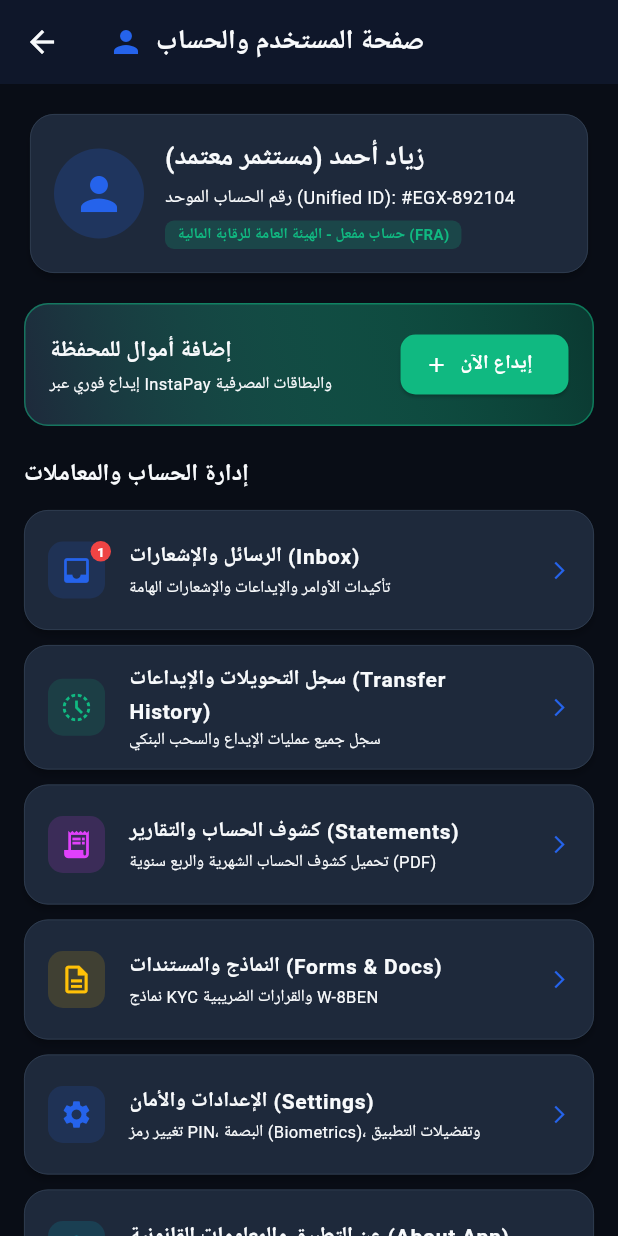
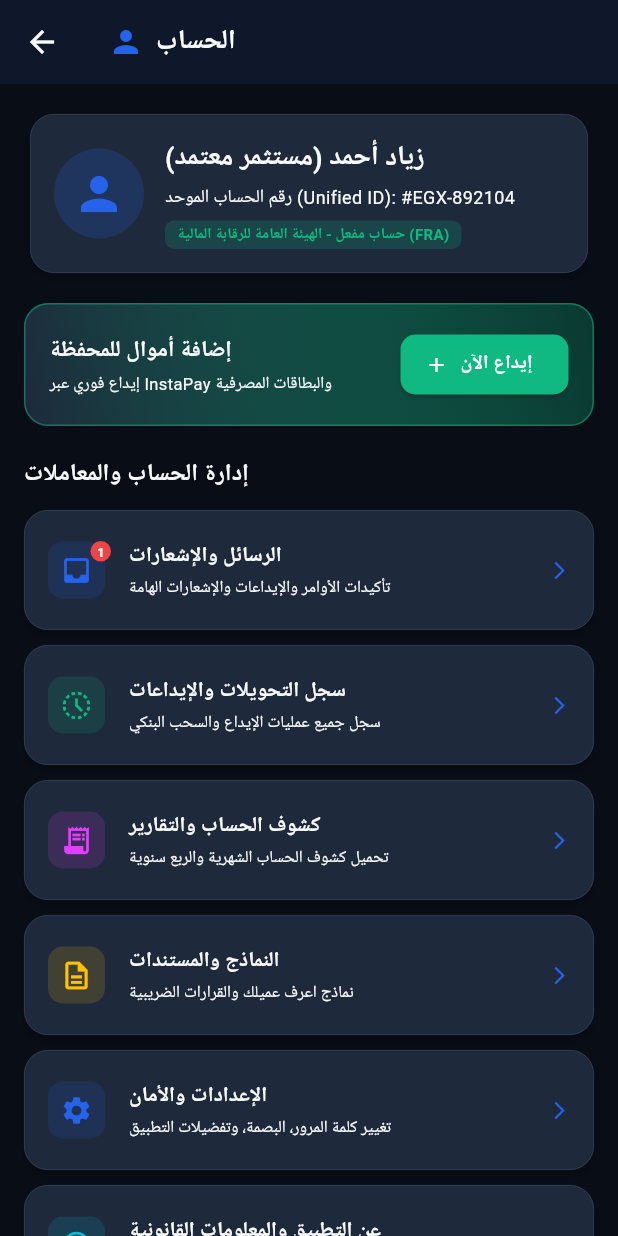
Before and after one commit to ziad-helmy1234/alamalka, a Flutter app: the ProfileScreen screen opened directly, on a phone screen of 412 x 824 dp. Run offline on Flutter 3.47's test engine with Material 3 defaults, Android fonts, the phone set to English and light mode, and no system bars.

Commit message:
Enforce strictly pure Arabic / English strings across profile and settings without mixed parenthetical tags

```diff
--- a/lib/theme/app_language.dart
+++ b/lib/theme/app_language.dart
@@ -43,18 +43,34 @@ class AppStrings {
   static String get editOrder => AppLanguage.isArabic ? 'تعديل الأمر' : 'Edit Order';
   static String get saveChanges => AppLanguage.isArabic ? 'حفظ التعديلات' : 'Save Changes';
 
-  // Settings
+  // Settings & Profile
+  static String get accountManagement => AppLanguage.isArabic ? 'إدارة الحساب والمعاملات' : 'Account & Transaction Management';
+  static String get inboxTitle => AppLanguage.isArabic ? 'الرسائل والإشعارات' : 'Inbox & Notifications';
+  static String get inboxSubtitle => AppLanguage.isArabic ? 'تأكيدات الأوامر والإيداعات والإشعارات الهامة' : 'Order confirmations, deposits & notices';
+  static String get transferHistoryTitle => AppLanguage.isArabic ? 'سجل التحويلات والإيداعات' : 'Transfer & Deposit History';
+  static String get transferHistorySubtitle => AppLanguage.isArabic ? 'سجل جميع عمليات الإيداع والسحب البنكي' : 'All bank deposit and withdrawal history';
+  static String get statementsTitle => AppLanguage.isArabic ? 'كشوف الحساب والتقارير' : 'Account Statements & Reports';
+  static String get statementsSubtitle => AppLanguage.isArabic ? 'تحميل كشوف الحساب الشهرية والربع سنوية' : 'Download monthly and quarterly PDF statements';
+  static String get formsTitle => AppLanguage.isArabic ? 'النماذج والمستندات' : 'Forms & Documents';
+  static String get formsSubtitle => AppLanguage.isArabic ? 'نماذج اعرف عميلك والقرارات الضريبية' : 'KYC forms & W-8BEN tax declarations';
   static String get settingsTitle => AppLanguage.isArabic ? 'الإعدادات والأمان' : 'Settings & Security';
+  static String get settingsSubtitle => AppLanguage.isArabic ? 'تغيير كلمة المرور، البصمة، وتفضيلات التطبيق' : 'Change password, biometrics & app preferences';
+  static String get aboutAppTitle => AppLanguage.isArabic ? 'عن التطبيق والمعلومات القانونية' : 'About App & Legal Info';
+  static String get aboutAppSubtitle => AppLanguage.isArabic ? 'تراخيص الهيئة العامة للرقابة المالية والشروط' : 'FRA licenses, terms & regulatory disclosures';
+
+  // Settings Items
   static String get appLanguageLabel => AppLanguage.isArabic ? 'لغة التطبيق' : 'App Language';
-  static String get appLanguageSubtitle => AppLanguage.isArabic ? 'التبديل بين العربية والإنجليزية' : 'Switch between Arabic and English';
+  static String get appLanguageSubtitle => AppLanguage.isArabic ? 'التبديل بين اللغة العربية والإنجليزي' : 'Switch between Arabic and English';
   static String get lightModeLabel => AppLanguage.isArabic ? 'الوضع الفاتح' : 'Light Mode';
   static String get lightModeSubtitle => AppLanguage.isArabic ? 'التبديل بين الثيم الداكن والفاتح للتطبيق' : 'Switch between Dark and Light Theme';
-  static String get biometricsLabel => AppLanguage.isArabic ? 'التسجيل بالبصمة / Face ID' : 'Biometrics / Face ID';
+  static String get biometricsLabel => AppLanguage.isArabic ? 'التسجيل بالبصمة' : 'Biometrics / Face ID';
   static String get notificationsLabel => AppLanguage.isArabic ? 'إشعارات تنفيذ الأوامر اللحظية' : 'Real-time Notifications';
   static String get changePasswordLabel => AppLanguage.isArabic ? 'تغيير كلمة المرور' : 'Change Password';
 
   // Portfolio
   static String get portfolioTitle => AppLanguage.isArabic ? 'المحفظة الاستثمارية والأرباح' : 'Portfolio & Profits';
+  static String get egpPortfolioTab => AppLanguage.isArabic ? 'محفظة الجنيه المصري' : 'EGP Portfolio';
+  static String get usdPortfolioTab => AppLanguage.isArabic ? 'محفظة الدولار الأمريكي' : 'USD Portfolio';
   static String get totalValuation => AppLanguage.isArabic ? 'إجمالي قيمة المحفظة' : 'Total Portfolio Value';
   static String get buyingPower => AppLanguage.isArabic ? 'القوة الشرائية المتاحة' : 'Available Buying Power';
   static String get cashBalance => AppLanguage.isArabic ? 'الرصيد النقدي المتاح' : 'Available Cash Balance';
--- a/lib/views/profile_screen.dart
+++ b/lib/views/profile_screen.dart
@@ -18,13 +18,16 @@ class _ProfileScreenState extends State<ProfileScreen> {
   Widget build(BuildContext context) {
     final egpBalance = _stockService.getPortfolioSummary().egpTotalValue;
 
+    return ValueListenableBuilder<Locale>(
+      valueListenable: AppLanguage.localeNotifier,
+      builder: (context, locale, _) {
         return Scaffold(
           appBar: AppBar(
-        title: const Row(
+            title: Row(
               children: [
-            Icon(Icons.person, color: AppColors.accentBlue),
-            SizedBox(width: 8),
-            Text('صفحة المستخدم والحساب'),
+                const Icon(Icons.person, color: AppColors.accentBlue),
+                const SizedBox(width: 8),
+                Text(AppStrings.accountTab),
               ],
             ),
           ),
@@ -42,9 +45,9 @@ class _ProfileScreenState extends State<ProfileScreen> {
                 const SizedBox(height: 20),
 
                 // Menu Section Title
-            const Text(
-              'إدارة الحساب والمعاملات',
-              style: TextStyle(
+                Text(
+                  AppStrings.accountManagement,
+                  style: const TextStyle(
                     fontSize: 16,
                     fontWeight: FontWeight.bold,
                   ),
@@ -55,49 +58,51 @@ class _ProfileScreenState extends State<ProfileScreen> {
                 _buildMenuItem(
                   icon: Icons.inbox,
                   iconColor: AppColors.accentBlue,
-              title: 'الرسائل والإشعارات (Inbox)',
-              subtitle: 'تأكيدات الأوامر والإيداعات والإشعارات الهامة',
+                  title: AppStrings.inboxTitle,
+                  subtitle: AppStrings.inboxSubtitle,
                   badgeCount: _stockService.inboxMessages.where((m) => !m.isRead).length,
                   onTap: () => _showInboxSheet(context),
                 ),
                 _buildMenuItem(
                   icon: Icons.history_toggle_off,
                   iconColor: AppColors.greenPositive,
-              title: 'سجل التحويلات والإيداعات (Transfer History)',
-              subtitle: 'سجل جميع عمليات الإيداع والسحب البنكي',
+                  title: AppStrings.transferHistoryTitle,
+                  subtitle: AppStrings.transferHistorySubtitle,
                   onTap: () => _showTransferHistorySheet(context),
                 ),
                 _buildMenuItem(
                   icon: Icons.receipt_long,
                   iconColor: Colors.purpleAccent,
-              title: 'كشوف الحساب والتقارير (Statements)',
-              subtitle: 'تحميل كشوف الحساب الشهرية والربع سنوية (PDF)',
+                  title: AppStrings.statementsTitle,
+                  subtitle: AppStrings.statementsSubtitle,
                   onTap: () => _showStatementsSheet(context),
                 ),
                 _buildMenuItem(
                   icon: Icons.description_outlined,
                   iconColor: Colors.amber,
-              title: 'النماذج والمستندات (Forms & Docs)',
-              subtitle: 'نماذج KYC والقرارات الضريبية W-8BEN',
+                  title: AppStrings.formsTitle,
+                  subtitle: AppStrings.formsSubtitle,
                   onTap: () => _showFormsSheet(context),
                 ),
                 _buildMenuItem(
                   icon: Icons.settings,
                   iconColor: AppColors.accentBlue,
-              title: 'الإعدادات والأمان (Settings)',
-              subtitle: 'تغيير رمز PIN، البصمة (Biometrics)، وتفضيلات التطبيق',
+                  title: AppStrings.settingsTitle,
+                  subtitle: AppStrings.settingsSubtitle,
                   onTap: () => _showSettingsSheet(context),
                 ),
                 _buildMenuItem(
                   icon: Icons.info_outline,
                   iconColor: Colors.cyan,
-              title: 'عن التطبيق والمعلومات القانونية (About App)',
-              subtitle: 'تراخيص الهيئة العامة للرقابة المالية (FRA) والشروط',
+                  title: AppStrings.aboutAppTitle,
+                  subtitle: AppStrings.aboutAppSubtitle,
                   onTap: () => _showAboutAppSheet(context),
                 ),
               ],
             ),
           ),
+        );
+      },
     );
   }
 
@@ -285,7 +290,7 @@ class _ProfileScreenState extends State<ProfileScreen> {
     final messages = _stockService.inboxMessages;
     _showCustomBottomSheet(
       context,
-      'الرسائل والإشعارات (Inbox)',
+      AppStrings.inboxTitle,
       ListView.separated(
         shrinkWrap: true,
         itemCount: messages.length,
@@ -306,7 +311,7 @@ class _ProfileScreenState extends State<ProfileScreen> {
     final transfers = _stockService.transferHistory;
     _showCustomBottomSheet(
       context,
-      'سجل التحويلات والإيداعات (Transfer History)',
+      AppStrings.transferHistoryTitle,
       ListView.separated(
         shrinkWrap: true,
         itemCount: transfers.length,
@@ -329,7 +334,7 @@ class _ProfileScreenState extends State<ProfileScreen> {
     final statements = _stockService.statements;
     _showCustomBottomSheet(
       context,
-      'كشوف الحساب الشهرية (Statements)',
+      AppStrings.statementsTitle,
       ListView.separated(
         shrinkWrap: true,
         itemCount: statements.length,
@@ -359,7 +364,7 @@ class _ProfileScreenState extends State<ProfileScreen> {
     final forms = _stockService.forms;
     _showCustomBottomSheet(
       context,
-      'النماذج والمستندات (Forms)',
+      AppStrings.formsTitle,
       ListView.separated(
         shrinkWrap: true,
         itemCount: forms.length,
@@ -670,7 +675,7 @@ class _ProfileScreenState extends State<ProfileScreen> {
   void _showAboutAppSheet(BuildContext context) {
     _showCustomBottomSheet(
       context,
-      'عن التطبيق (About App)',
+      AppStrings.aboutAppTitle,
       const Column(
         crossAxisAlignment: CrossAxisAlignment.start,
         children: [
```
Lines whose indentation alone changed are shown as unchanged.
